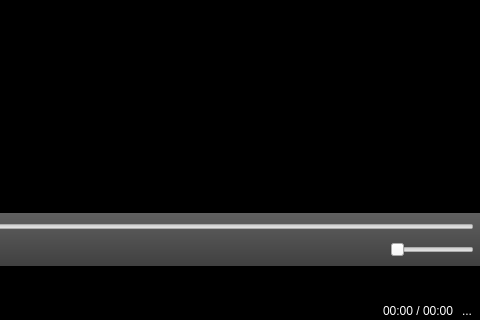
This is hostwindow.ui in mpc-qt/mpc-qt as Qt 5 draws it before an edit; both pictures show x 302 to 782 and y 174 to 494 of the 782 by 494 pixel window. The edited form follows.
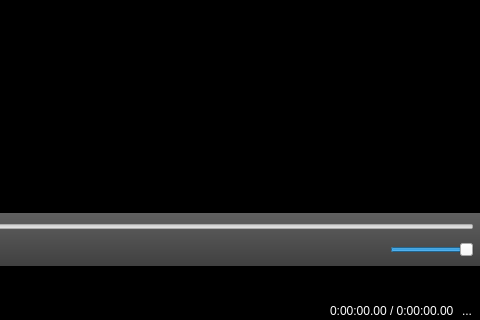
This is the edited form. Icons and pictures are not drawn.

Patch:
```diff
--- a/hostwindow.ui
+++ b/hostwindow.ui
@@ -31,10 +31,11 @@
 background-color: qlineargradient(spread:pad, x1:0, y1:0, x2:0, y2:1, stop:0 rgba(192, 192, 192, 255), stop:1 rgba(128, 128, 128, 255));
 }
 
-QPushButton:pressed {
+QPushButton:pressed, QPushButton:checked {
 background: qlineargradient(spread:pad, x1:0, y1:0, x2:0, y2:1, stop:0 rgba(64, 64, 64, 128), stop:1 rgba(0, 0, 0, 128));;
 }
 QPushButton:checked {
+/*background: qlineargradient(spread:pad, x1:0, y1:0, x2:0, y2:1, stop: 0 rgba(64, 64, 64, 128), */
 border: 1px solid rgba(0,0,0,64);
 }
 
@@ -286,6 +287,15 @@
             <height>0</height>
            </size>
           </property>
+          <property name="maximum">
+           <number>100</number>
+          </property>
+          <property name="value">
+           <number>100</number>
+          </property>
+          <property name="tracking">
+           <bool>false</bool>
+          </property>
           <property name="orientation">
            <enum>Qt::Horizontal</enum>
           </property>
@@ -369,7 +379,7 @@
         <item>
          <widget class="QLabel" name="time">
           <property name="text">
-           <string>00:00 / 00:00</string>
+           <string>0:00:00.00 / 0:00:00.00</string>
           </property>
          </widget>
         </item>
```
Left out of the diff: 6 changed lines with no effect on the pictures.
